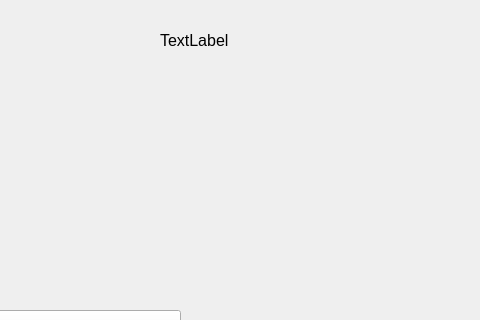
This is bank-automat/mainmenu.ui in alavuvi/atm-simulator-project as Qt 5 draws it before an edit; both pictures show x 800 to 1280 and y 0 to 320 of the 1280 by 720 pixel window. The edited form follows.
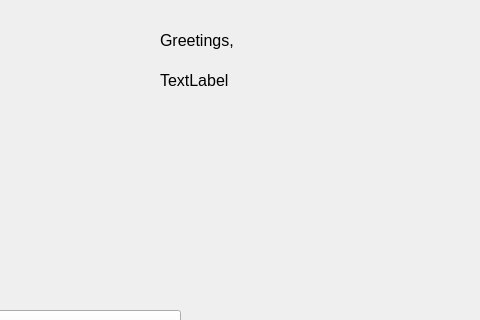
This is the edited form.

What changed in the file:
```diff
--- a/bank-automat/mainmenu.ui
+++ b/bank-automat/mainmenu.ui
@@ -24,7 +24,7 @@
     <rect>
      <x>960</x>
      <y>30</y>
-     <width>121</width>
+     <width>271</width>
      <height>21</height>
     </rect>
    </property>
@@ -34,7 +34,7 @@
     </font>
    </property>
    <property name="text">
-    <string>TextLabel</string>
+    <string>Greetings,</string>
    </property>
   </widget>
   <widget class="QPushButton" name="btnBalance">
@@ -104,6 +104,24 @@
     <string>Logout</string>
    </property>
   </widget>
+  <widget class="QLabel" name="label">
+   <property name="geometry">
+    <rect>
+     <x>960</x>
+     <y>70</y>
+     <width>261</width>
+     <height>21</height>
+    </rect>
+   </property>
+   <property name="font">
+    <font>
+     <pointsize>12</pointsize>
+    </font>
+   </property>
+   <property name="text">
+    <string>TextLabel</string>
+   </property>
+  </widget>
  </widget>
  <resources/>
  <connections/>
```
Left out of the diff: 2 changed lines with no effect on the pictures.
